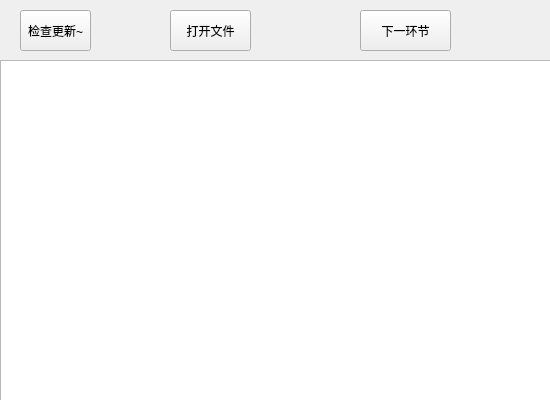
Qt form form.ui (yaojiang375/TimeRecord5th) before a commit; both pictures show x 0 to 550 and y 0 to 400 of the 900 by 400 pixel window.
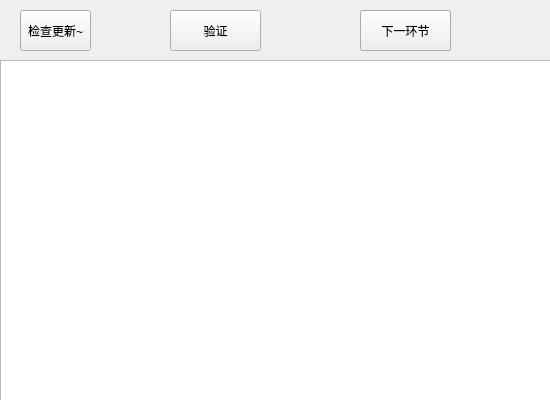
The same form after that commit.

Diff of the .ui file:
```diff
--- a/form.ui
+++ b/form.ui
@@ -26,9 +26,9 @@
   <widget class="QPushButton" name="pushButton">
    <property name="geometry">
     <rect>
-     <x>170</x>
+     <x>360</x>
      <y>10</y>
-     <width>81</width>
+     <width>91</width>
      <height>41</height>
     </rect>
    </property>
@@ -114,6 +114,19 @@
     <string>Yesterday you said tomorrow</string>
    </property>
   </widget>
+  <widget class="QPushButton" name="Check">
+   <property name="geometry">
+    <rect>
+     <x>170</x>
+     <y>10</y>
+     <width>91</width>
+     <height>41</height>
+    </rect>
+   </property>
+   <property name="text">
+    <string>验证</string>
+   </property>
+  </widget>
  </widget>
  <resources/>
  <connections/>
```
